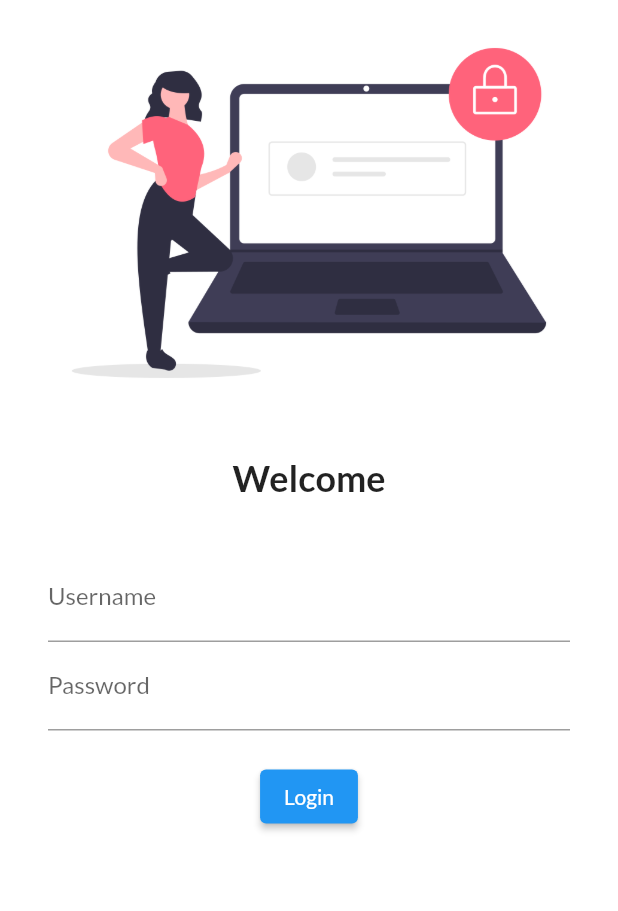
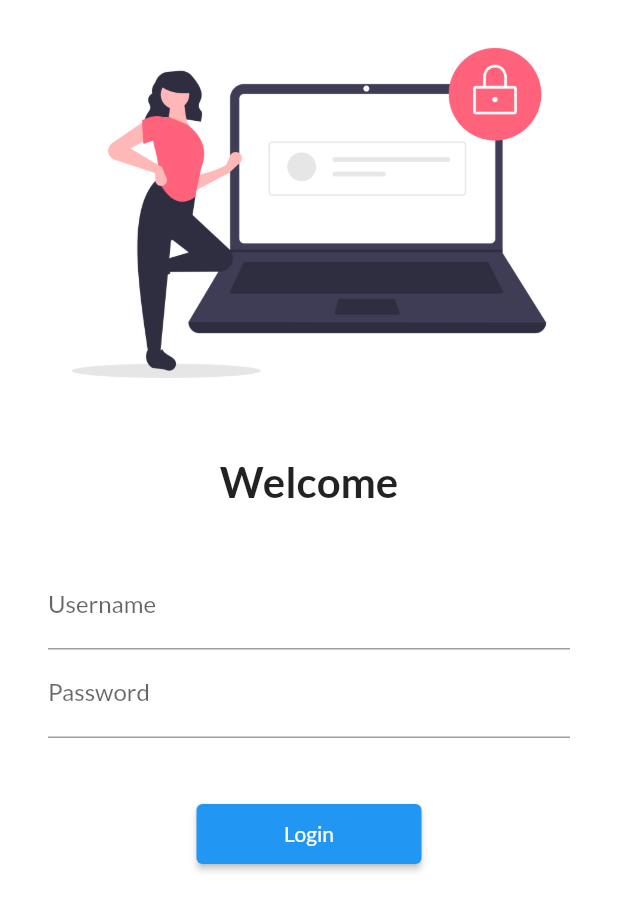
Before and after one commit to pritesh2745/drops_of_hope, a Flutter app: the screen it shows after launch, on a phone screen of 412 x 824 dp. Shown: the top 911 px of the screen. Run offline on Flutter 3.47's test engine with Material 2 defaults, Android fonts, the phone set to English and light mode, and no system bars; our stand-ins replace google_fonts.

Commit message:
minor font changes

```diff
--- a/lib/pages/login_page.dart
+++ b/lib/pages/login_page.dart
@@ -5,11 +5,13 @@ class LoginPage extends StatelessWidget {
   Widget build(BuildContext context) {
     return Material(
       color: Colors.white,
+      child: SingleChildScrollView(
         child: Column(
           children: [
             Image.asset(
               "assets/images/photo2.png",
               fit: BoxFit.cover,
+
             ),
             SizedBox(
               height: 20.0,
@@ -17,7 +19,7 @@ class LoginPage extends StatelessWidget {
             Text(
               "Welcome",
               style: TextStyle(
-              fontSize: 24,
+                fontSize: 28,
                 fontWeight: FontWeight.bold,
               ),
             ),
@@ -43,11 +45,11 @@ class LoginPage extends StatelessWidget {
                     ),
                   ),
                   SizedBox(
-                  height: 20.0,
+                    height: 40.0,
                   ),
                   ElevatedButton(
                     child: Text("Login"),
-                  style: TextButton.styleFrom(),
+                    style: TextButton.styleFrom(minimumSize: Size(150,40)),
                     onPressed: () {
                       print("Hi donor");
                     },
@@ -57,6 +59,7 @@ class LoginPage extends StatelessWidget {
             ),
           ],
         ),
+      ),
     );
   }
 }
```
Lines whose indentation alone changed are shown as unchanged.
